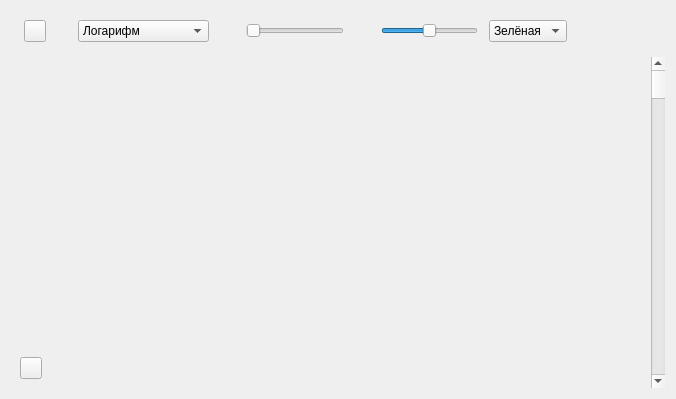
alexvrn/rmo, file ui/GraphicTime.ui: the form before one commit.
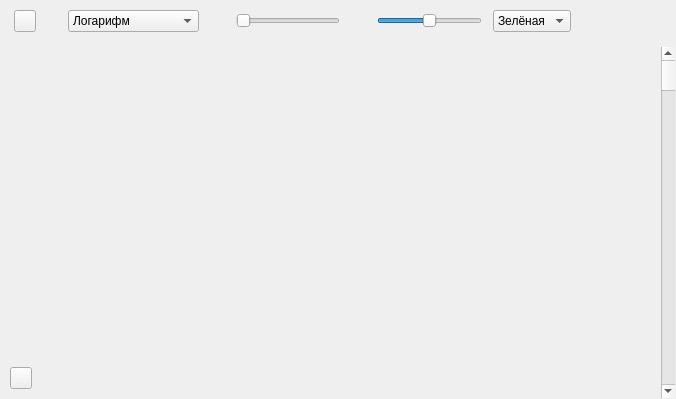
The form after the commit. Custom widgets are drawn as their Qt base class.

Commit message: Доработка UI для виджетов типа Graphic*

What changed in the file:
```diff
--- a/ui/GraphicTime.ui
+++ b/ui/GraphicTime.ui
@@ -14,6 +14,18 @@
    <string>Form</string>
   </property>
   <layout class="QVBoxLayout" name="verticalLayout">
+   <property name="leftMargin">
+    <number>1</number>
+   </property>
+   <property name="topMargin">
+    <number>1</number>
+   </property>
+   <property name="rightMargin">
+    <number>1</number>
+   </property>
+   <property name="bottomMargin">
+    <number>1</number>
+   </property>
    <item>
     <layout class="QHBoxLayout" name="horizontalLayout_2">
      <item>
```
The commit also changes 2 other files.
